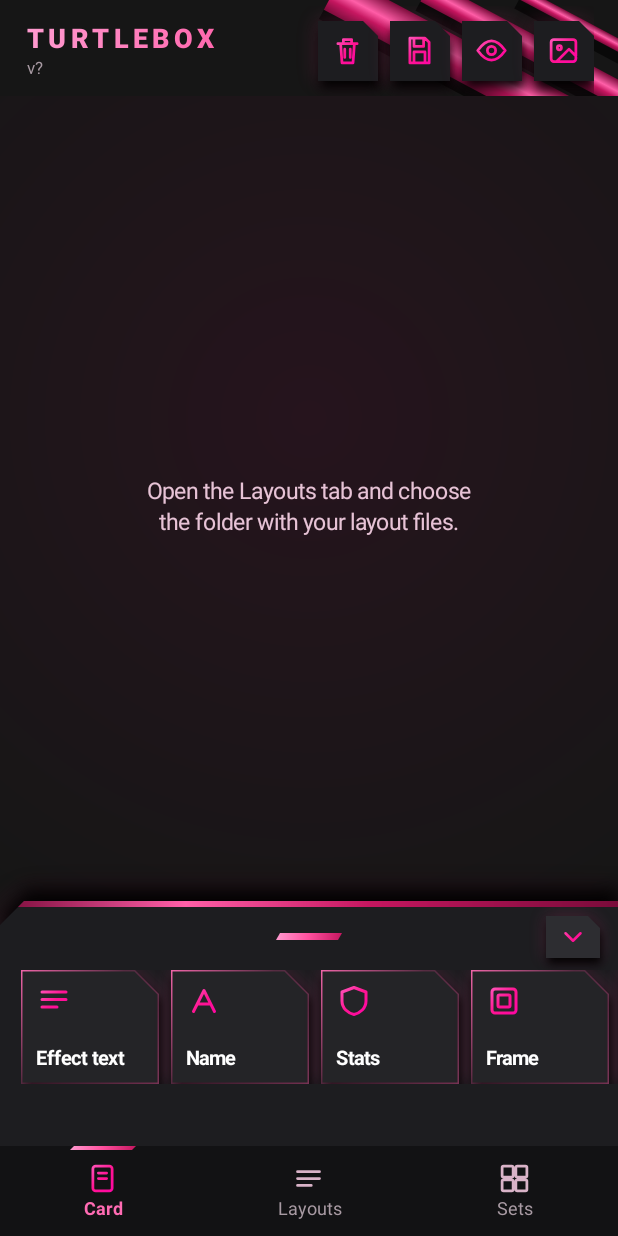
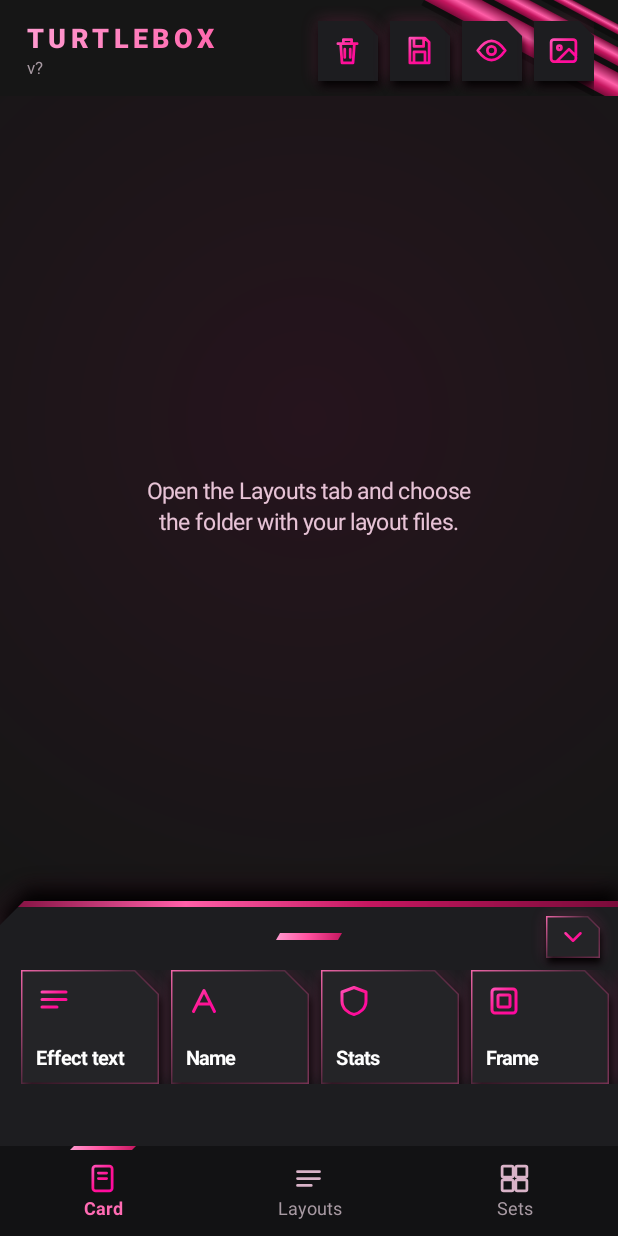
Before and after one commit to KyrieDevles/TurtleBox-GX, an Android app: the screen it shows after launch (MainActivity), on a phone screen of 412 x 824 dp. Run offline under Robolectric (Android 15) with nearby library versions, the phone set to English and light mode, and no system bars; our stand-ins replace data binding.

Commit message:
New look polish: smaller header bands kept inside the bar, pill and chevron get the pink edge, lighter list shadows, cut-corner status badges
Co-Authored-By: Claude Sonnet 5.5 <noreply@anthropic.com>
Claude-Session: https://claude.ai/code/session_01X25HLFLYzrci1UYDcHD6ax

```diff
--- a/app/src/main/java/com/kyriedevles/turtleboxgx/MainActivity.kt
+++ b/app/src/main/java/com/kyriedevles/turtleboxgx/MainActivity.kt
@@ -427,7 +427,7 @@ class MainActivity : Activity() {
         row.addView(title, LinearLayout.LayoutParams(0, ViewGroup.LayoutParams.WRAP_CONTENT, 1f))
         fun action(kind: String, name: String, act: () -> Unit) {
             val b = FrameLayout(this@MainActivity).apply {
-                background = CutDrawable(intArrayOf(Theme.plane), cutTR = dp(10).toFloat(), shadow = dp(6).toFloat())
+                background = CutDrawable(intArrayOf(Theme.plane), cutTR = dp(10).toFloat(), shadow = dp(5).toFloat())
                 isClickable = true
                 contentDescription = name
                 setOnClickListener { act() }
@@ -536,16 +536,16 @@ class MainActivity : Activity() {
             typeface = Typeface.DEFAULT_BOLD
             isAllCaps = true
             letterSpacing = 0.12f
-            setTextColor(Theme.text)
+            setTextColor(Theme.pink)
             maxLines = 1
             maxWidth = dp(160)
             ellipsize = android.text.TextUtils.TruncateAt.END
-            background = Theme.off(slant = dp(8).toFloat(), shadow = dp(5).toFloat())
+            background = Theme.chip(dp(8).toFloat(), dp(1).toFloat() * 1.5f, dp(4).toFloat())
             setOnClickListener { showTemplateDialog() }
         }
         handle.addView(dockPill, FrameLayout.LayoutParams(ViewGroup.LayoutParams.WRAP_CONTENT, dp(28), Gravity.START or Gravity.CENTER_VERTICAL).apply { leftMargin = dp(12) })
         dockChev = FrameLayout(this).apply {
-            background = Theme.off(cut = dp(8).toFloat(), shadow = dp(5).toFloat())
+            background = Theme.field(dp(8).toFloat(), dp(1).toFloat() * 1.5f, dp(4).toFloat())
             isClickable = true
             setOnClickListener { flipDock() }
         }
@@ -1053,7 +1053,7 @@ class MainActivity : Activity() {
 
         val folder = LinearLayout(this).apply {
             orientation = LinearLayout.VERTICAL
-            background = Theme.card(dp(18).toFloat(), dp(8).toFloat(), dp(3).toFloat(), true)
+            background = Theme.card(dp(18).toFloat(), dp(5).toFloat(), dp(3).toFloat(), true)
             setPadding(dp(16), dp(14), dp(16), dp(14))
         }
         folder.addView(label("Folder", 12f, Theme.pink))
@@ -1067,7 +1067,7 @@ class MainActivity : Activity() {
         if (bundledFiles().isNotEmpty()) {
             val card = LinearLayout(this).apply {
                 orientation = LinearLayout.VERTICAL
-                background = Theme.card(dp(18).toFloat(), dp(8).toFloat(), dp(3).toFloat())
+                background = Theme.card(dp(18).toFloat(), dp(5).toFloat(), dp(3).toFloat())
                 setPadding(dp(16), dp(12), dp(16), dp(12))
             }
             if (folderUri == null) {
@@ -1085,7 +1085,7 @@ class MainActivity : Activity() {
         if (templates.isNotEmpty()) {
             val tcard = LinearLayout(this).apply {
                 orientation = LinearLayout.VERTICAL
-                background = Theme.card(dp(18).toFloat(), dp(8).toFloat(), dp(3).toFloat())
+                background = Theme.card(dp(18).toFloat(), dp(5).toFloat(), dp(3).toFloat())
                 setPadding(dp(16), dp(12), dp(16), dp(12))
             }
             tcard.addView(label("Template", 12f, Theme.pink))
@@ -1141,7 +1141,7 @@ class MainActivity : Activity() {
         val row = LinearLayout(this).apply {
             orientation = LinearLayout.HORIZONTAL
             gravity = Gravity.CENTER_VERTICAL
-            background = Theme.card(dp(14).toFloat(), dp(8).toFloat(), dp(3).toFloat(), !ok)
+            background = Theme.card(dp(14).toFloat(), dp(4).toFloat(), dp(3).toFloat(), !ok)
             setPadding(dp(14), dp(12), dp(14), dp(12))
         }
         row.addView(
@@ -1158,7 +1158,7 @@ class MainActivity : Activity() {
         row.addView(
             label(if (ok) "OK" else "Error", 12f, Color.BLACK, bold = true).apply {
                 setPadding(dp(8), dp(3), dp(8), dp(3))
-                background = Hot.outline(dp(10).toFloat(), 0, Color.TRANSPARENT, if (ok) Hot.ok else Hot.bad)
+                background = CutDrawable(intArrayOf(if (ok) Hot.ok else Hot.bad), cutTR = dp(6).toFloat())
             },
         )
         return row
@@ -1185,7 +1185,7 @@ class MainActivity : Activity() {
         box.removeAllViews()
         val head = LinearLayout(this).apply {
             orientation = LinearLayout.VERTICAL
-            background = Theme.card(dp(18).toFloat(), dp(8).toFloat(), dp(3).toFloat(), true)
+            background = Theme.card(dp(18).toFloat(), dp(5).toFloat(), dp(3).toFloat(), true)
             setPadding(dp(16), dp(14), dp(16), dp(14))
         }
         head.addView(label("Current card", 12f, Theme.pink))
@@ -1199,7 +1199,7 @@ class MainActivity : Activity() {
 
         val folderCard = LinearLayout(this).apply {
             orientation = LinearLayout.VERTICAL
-            background = Theme.card(dp(18).toFloat(), dp(8).toFloat(), dp(3).toFloat())
+            background = Theme.card(dp(18).toFloat(), dp(5).toFloat(), dp(3).toFloat())
             setPadding(dp(16), dp(12), dp(16), dp(12))
         }
         folderCard.addView(label("Sets folder", 12f, Theme.pink))
@@ -1218,7 +1218,7 @@ class MainActivity : Activity() {
         list.forEach { (u, name) ->
             val r = label(name.removeSuffix(".msoe-set"), 15f, Color.WHITE, bold = true).apply {
                 gravity = Gravity.CENTER_VERTICAL
-                background = Theme.card(dp(14).toFloat(), dp(8).toFloat(), dp(3).toFloat())
+                background = Theme.card(dp(14).toFloat(), dp(4).toFloat(), dp(3).toFloat())
                 setPadding(dp(16), 0, dp(16), 0)
                 setOnClickListener { loadSet(Uri.parse(u)) }
             }
@@ -1231,7 +1231,7 @@ class MainActivity : Activity() {
                 val on = curSet == f.uri
                 val r = label(f.name.removeSuffix(".msoe-set"), 15f, if (on) Hot.pinkLight else Color.WHITE, bold = true).apply {
                     gravity = Gravity.CENTER_VERTICAL
-                    background = Theme.card(dp(14).toFloat(), dp(8).toFloat(), dp(3).toFloat(), on)
+                    background = Theme.card(dp(14).toFloat(), dp(4).toFloat(), dp(3).toFloat(), on)
                     setPadding(dp(16), 0, dp(16), 0)
                     setSingleLine(true)
                     ellipsize = android.text.TextUtils.TruncateAt.END
@@ -1244,7 +1244,7 @@ class MainActivity : Activity() {
                     val isOpen = openSetFolders.contains(k.path)
                     val h = label((if (isOpen) "▾  " else "▸  ") + k.name + "  ·  ${k.total}", 15f, Hot.pinkLight, bold = true).apply {
                         gravity = Gravity.CENTER_VERTICAL
-                        background = Theme.card(dp(14).toFloat(), dp(8).toFloat(), dp(3).toFloat(), isOpen)
+                        background = Theme.card(dp(14).toFloat(), dp(4).toFloat(), dp(3).toFloat(), isOpen)
                         setPadding(dp(16), 0, dp(16), 0)
                         setSingleLine(true)
                         ellipsize = android.text.TextUtils.TruncateAt.END
--- a/app/src/main/java/com/kyriedevles/turtleboxgx/Theme.kt
+++ b/app/src/main/java/com/kyriedevles/turtleboxgx/Theme.kt
@@ -50,6 +50,9 @@ object Theme {
 
     /** The dialog plane: dark with the metallic strip on top and the top-right corner cut. */
     fun dialog(cut: Float, stripPx: Float) = CutDrawable(intArrayOf(plane), cutTR = cut, strip = stripPx)
+
+    /** A slanted tab with the same pink edge as the fields. */
+    fun chip(slant: Float, edgePx: Float, shadow: Float) = CutDrawable(intArrayOf(plane2), slant = slant, border = edgePx, shadow = shadow)
 
     /** A card plane for the Layouts and Sets pages: cut corner, bar down the left edge. `lit` marks the chosen one. */
     fun card(cut: Float, shadow: Float, bar: Float, lit: Boolean = false) =
@@ -195,12 +198,13 @@ class CutDrawable(
 /** The diagonal metallic bands in the top-right corner, drawn behind the top bar. */
 class BandsView(context: Context) : View(context) {
     private val p = Paint(Paint.ANTI_ALIAS_FLAG)
-    private val sh = Paint(Paint.ANTI_ALIAS_FLAG).apply { color = Color.argb(150, 0, 0, 0) }
+    private val sh = Paint(Paint.ANTI_ALIAS_FLAG).apply { color = Color.argb(90, 0, 0, 0) }
 
     override fun onDraw(c: Canvas) {
+        c.clipRect(0f, 0f, width.toFloat(), height.toFloat())
         val d = resources.displayMetrics.density
         // x from the right edge (dp, on a 390 dp wide screen), centre y, thickness
-        val bands = arrayOf(floatArrayOf(190f, -5f, 26f), floatArrayOf(128f, -6f, 16f), floatArrayOf(64f, -4f, 8f))
+        val bands = arrayOf(floatArrayOf(125f, -8f, 18f), floatArrayOf(86f, -8f, 11f), floatArrayOf(48f, -6f, 6f))
         for (b in bands) {
             val x = width - b[0] * d
             val y = b[1] * d
@@ -208,7 +212,7 @@ class BandsView(context: Context) : View(context) {
             c.save()
             c.translate(x, y)
             c.rotate(28f)
-            c.drawRect(0f, -th / 2f + 5f * d, 700f * d, th / 2f + 7f * d, sh)
+            c.drawRect(0f, -th / 2f + 2f * d, 700f * d, th / 2f + 4f * d, sh)
             p.shader = LinearGradient(0f, -th / 2f, 0f, th / 2f, intArrayOf(
                 Theme.deep, Color.parseColor("#ff5fa8"), Theme.crimson, Theme.deep,
             ), floatArrayOf(0f, 0.45f, 0.7f, 1f), Shader.TileMode.CLAMP)
```
